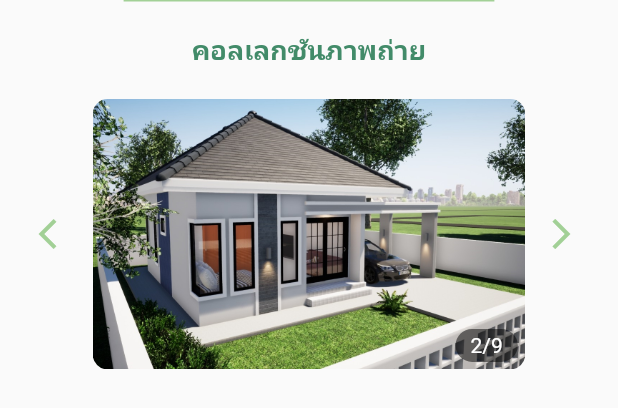
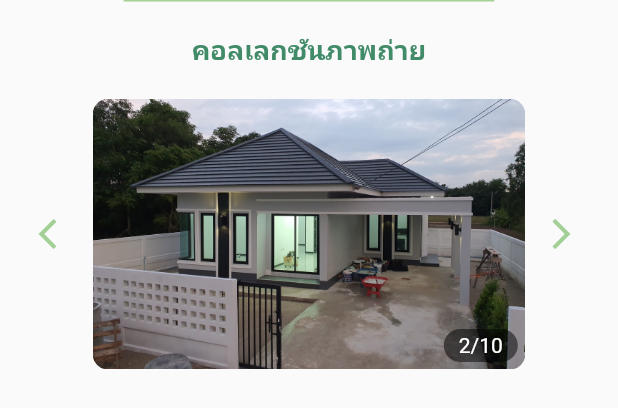
Before and after one commit to dippola/pjhouse, a Flutter app: the ProjectPageView widget shown alone on an empty page, opened directly, after a tap on the "arrow forward ios" icon, on a phone screen of 412 x 824 dp. Shown: the top 408 px of the screen. Run offline on Flutter 3.47's test engine with Material 2 defaults, Android fonts, the phone set to English and light mode, and no system bars; our stand-ins replace cloud_firestore, firebase_core, google_fonts, lottie; missing offline and left inert: clipboard, dart:js; accounts and stored records are empty; Roboto replaces fonts that are missing (Prompt); statements that could not run were skipped.

Commit message:
commit25-6

```diff
--- a/lib/page/projects.dart
+++ b/lib/page/projects.dart
@@ -1170,7 +1170,7 @@ class ProjectPageView extends StatefulWidget {
 class _ProjectPageViewState extends State<ProjectPageView> {
   final PageController _pageController = PageController();
   int _currentPage = 1;
-  String pages = '1/9';
+  String pages = '1/10';
   late int size;
 
   @override
@@ -1186,6 +1186,7 @@ class _ProjectPageViewState extends State<ProjectPageView> {
       'assets/images/project1/pageview/pageview7.jpg',
       'assets/images/project1/pageview/pageview8.jpg',
       'assets/images/project1/pageview/pageview9.jpg',
+      'assets/images/project1/pageview/pageview10.jpg',
     ];
     size = imageUrls.length;
     return Column(
```
Also changed, not shown: assets/images/project1/pageview/pageview10.jpg (added), assets/images/project1/pageview/pageview2.jpg, assets/images/project1/pageview/pageview3.jpg, assets/images/project1/pageview/pageview4.jpg, assets/images/project1/pageview/pageview5.jpg, assets/images/project1/pageview/pageview6.jpg, assets/images/project1/pageview/pageview7.jpg, assets/images/project1/pageview/pageview8.jpg, assets/images/project1/pageview/pageview9.jpg, 1 other file.
